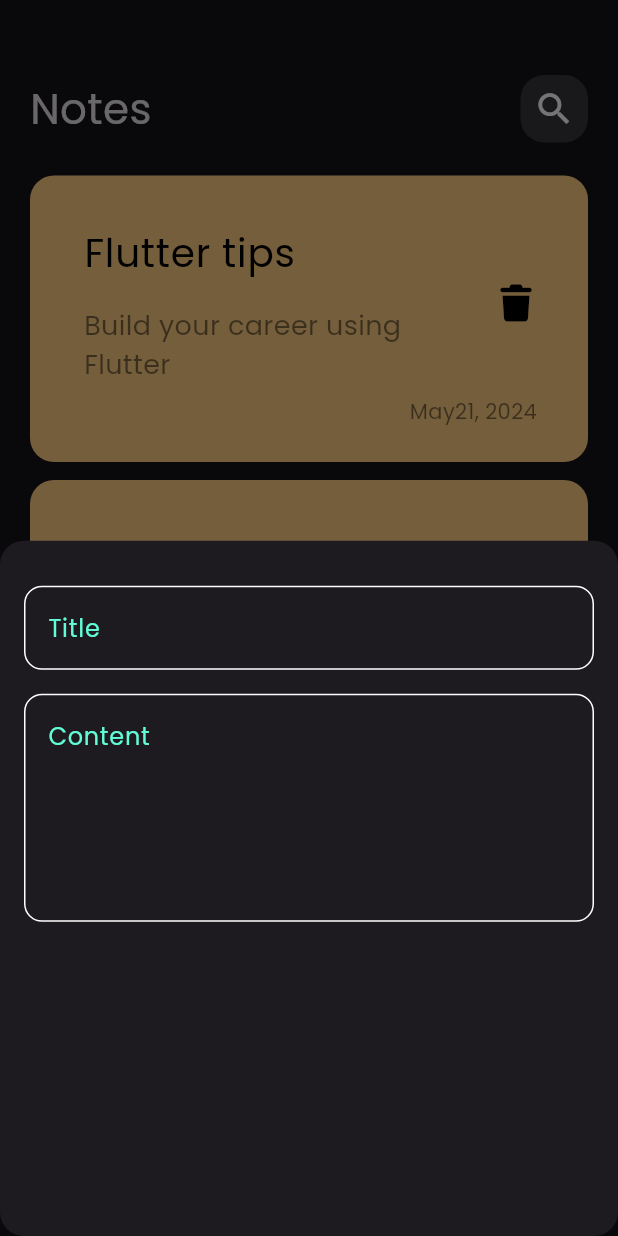
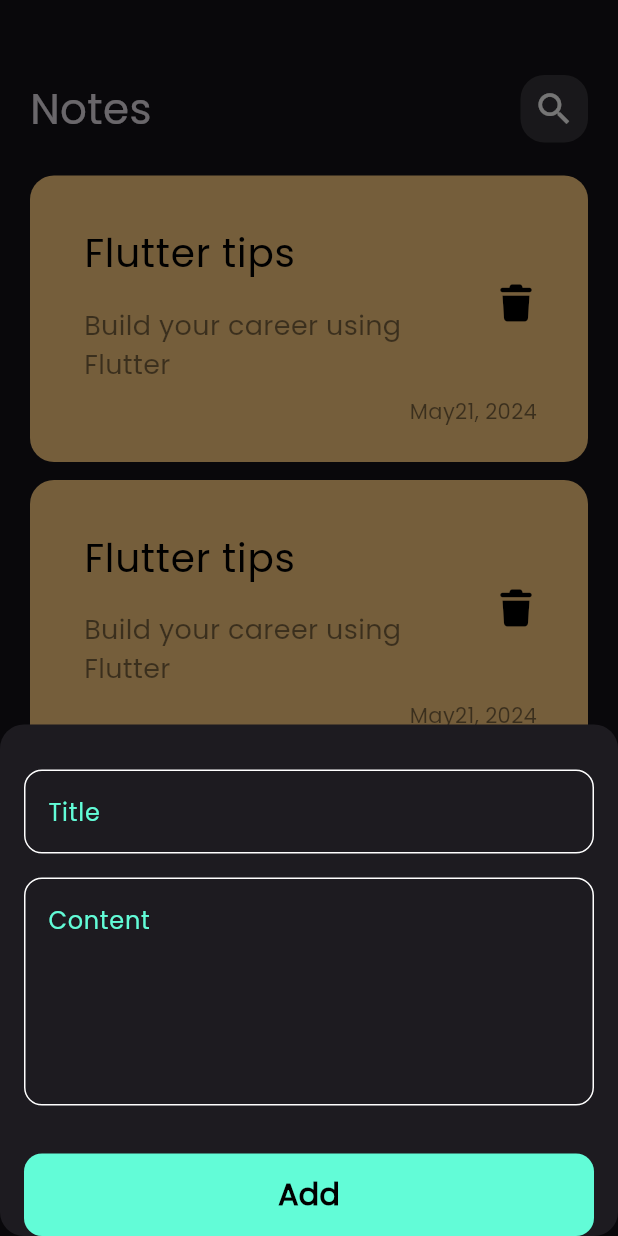
Before and after one commit to xMAG3/notes_app, a Flutter app: the screen it shows after launch, after a tap on the "add" icon, on a phone screen of 412 x 824 dp. Run offline on Flutter 3.47's test engine with Material 3 defaults, Android fonts, the phone set to English and light mode, and no system bars; our stand-ins replace font_awesome_flutter.

Commit message:
finish notes buttom sheet

```diff
--- a/lib/widgets/add_note_bottom_sheet.dart
+++ b/lib/widgets/add_note_bottom_sheet.dart
@@ -1,4 +1,6 @@
 import 'package:flutter/material.dart';
+import 'package:note_app/constants.dart';
+import 'package:note_app/widgets/custom_button.dart';
 import 'package:note_app/widgets/custom_text_field.dart';
 
 class AddNoteBottomSheet extends StatelessWidget {
@@ -8,13 +10,19 @@ class AddNoteBottomSheet extends StatelessWidget {
   Widget build(BuildContext context) {
     return Padding(
       padding: const EdgeInsets.symmetric(horizontal: 16.0),
+      child: Container(
+        child: SingleChildScrollView(
           child: Column(
             children: [
               SizedBox(height: 30),
               CustomTextField(hintText: 'Title'),
               SizedBox(height: 16),
               CustomTextField(hintText: 'Content', maxLines: 5),
+              SizedBox(height: 32),
+              CustomBotton(),
             ],
+          ),
+        ),
       ),
     );
   }
--- /dev/null
+++ b/lib/widgets/custom_button.dart
@@ -0,0 +1,28 @@
+import 'package:flutter/material.dart';
+import 'package:note_app/constants.dart';
+
+class CustomBotton extends StatelessWidget {
+  const CustomBotton({super.key});
+
+  @override
+  Widget build(BuildContext context) {
+    return Container(
+      width: MediaQuery.of(context).size.width,
+      height: 55,
+      decoration: BoxDecoration(
+        color: kPrimaryColor,
+        borderRadius: BorderRadius.circular(12),
+      ),
+      child: Center(
+        child: Text(
+          'Add',
+          style: TextStyle(
+            color: Colors.black,
+            fontSize: 20,
+            fontWeight: FontWeight.bold,
+          ),
+        ),
+      ),
+    );
+  }
+}
```
Lines whose indentation alone changed are shown as unchanged.
